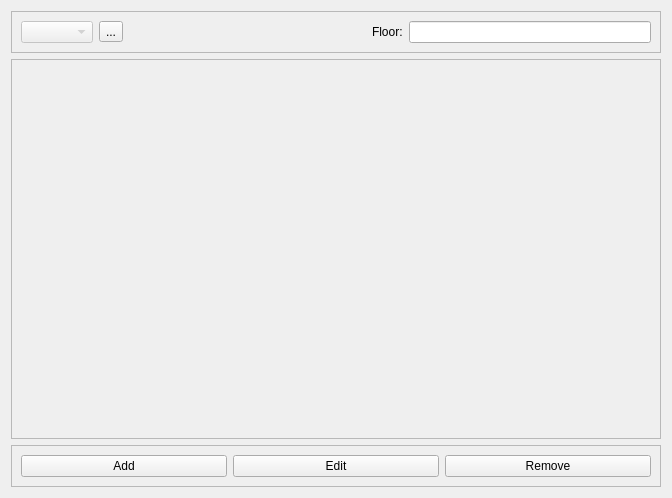
moralismercatus/ERG-ScenarioBuilder2, file floorwidget.ui: the form before one commit.
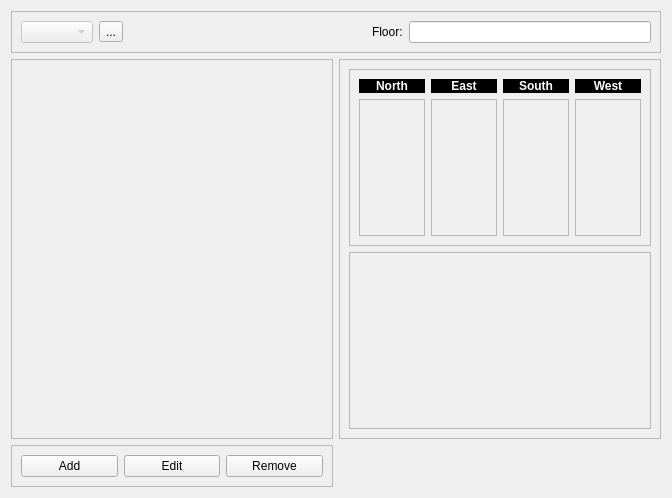
The form after the commit.

```diff
--- a/floorwidget.ui
+++ b/floorwidget.ui
@@ -13,8 +13,270 @@
   <property name="windowTitle">
    <string>Form</string>
   </property>
-  <layout class="QVBoxLayout" name="verticalLayout">
-   <item>
+  <layout class="QGridLayout" name="gridLayout">
+   <item row="2" column="0">
+    <widget class="QFrame" name="frame_2">
+     <property name="frameShape">
+      <enum>QFrame::StyledPanel</enum>
+     </property>
+     <property name="frameShadow">
+      <enum>QFrame::Raised</enum>
+     </property>
+     <layout class="QHBoxLayout" name="horizontalLayout">
+      <item>
+       <widget class="QPushButton" name="pushButton">
+        <property name="text">
+         <string>Add</string>
+        </property>
+       </widget>
+      </item>
+      <item>
+       <widget class="QPushButton" name="pushButton_2">
+        <property name="text">
+         <string>Edit</string>
+        </property>
+       </widget>
+      </item>
+      <item>
+       <widget class="QPushButton" name="pushButton_3">
+        <property name="text">
+         <string>Remove</string>
+        </property>
+       </widget>
+      </item>
+     </layout>
+    </widget>
+   </item>
+   <item row="1" column="0">
+    <widget class="QScrollArea" name="scrollArea">
+     <property name="sizePolicy">
+      <sizepolicy hsizetype="Expanding" vsizetype="Expanding">
+       <horstretch>0</horstretch>
+       <verstretch>0</verstretch>
+      </sizepolicy>
+     </property>
+     <property name="widgetResizable">
+      <bool>true</bool>
+     </property>
+     <widget class="QWidget" name="scrollAreaWidgetContents">
+      <property name="enabled">
+       <bool>true</bool>
+      </property>
+      <property name="geometry">
+       <rect>
+        <x>0</x>
+        <y>0</y>
+        <width>320</width>
+        <height>362</height>
+       </rect>
+      </property>
+      <layout class="QGridLayout" name="grid">
+       <property name="leftMargin">
+        <number>0</number>
+       </property>
+       <property name="topMargin">
+        <number>0</number>
+       </property>
+       <property name="rightMargin">
+        <number>0</number>
+       </property>
+       <property name="bottomMargin">
+        <number>0</number>
+       </property>
+       <property name="spacing">
+        <number>1</number>
+       </property>
+      </layout>
+     </widget>
+    </widget>
+   </item>
+   <item row="1" column="1">
+    <widget class="QFrame" name="frame_3">
+     <property name="sizePolicy">
+      <sizepolicy hsizetype="Expanding" vsizetype="Expanding">
+       <horstretch>0</horstretch>
+       <verstretch>0</verstretch>
+      </sizepolicy>
+     </property>
+     <property name="frameShape">
+      <enum>QFrame::StyledPanel</enum>
+     </property>
+     <property name="frameShadow">
+      <enum>QFrame::Plain</enum>
+     </property>
+     <layout class="QVBoxLayout" name="verticalLayout">
+      <item>
+       <widget class="QFrame" name="frame_4">
+        <property name="sizePolicy">
+         <sizepolicy hsizetype="Expanding" vsizetype="Expanding">
+          <horstretch>0</horstretch>
+          <verstretch>0</verstretch>
+         </sizepolicy>
+        </property>
+        <property name="frameShape">
+         <enum>QFrame::StyledPanel</enum>
+        </property>
+        <property name="frameShadow">
+         <enum>QFrame::Plain</enum>
+        </property>
+        <layout class="QGridLayout" name="gridLayout_2">
+         <item row="2" column="0">
+          <widget class="QLabel" name="labelNorthPix">
+           <property name="sizePolicy">
+            <sizepolicy hsizetype="Expanding" vsizetype="Expanding">
+             <horstretch>0</horstretch>
+             <verstretch>0</verstretch>
+            </sizepolicy>
+           </property>
+           <property name="frameShape">
+            <enum>QFrame::StyledPanel</enum>
+           </property>
+           <property name="frameShadow">
+            <enum>QFrame::Plain</enum>
+           </property>
+           <property name="text">
+            <string/>
+           </property>
+          </widget>
+         </item>
+         <item row="1" column="0">
+          <widget class="QLabel" name="label_6">
+           <property name="font">
+            <font>
+             <weight>75</weight>
+             <bold>true</bold>
+            </font>
+           </property>
+           <property name="styleSheet">
+            <string notr="true">QLabel { color: white; background-color: black; font-weight: bold; }</string>
+           </property>
+           <property name="frameShape">
+            <enum>QFrame::NoFrame</enum>
+           </property>
+           <property name="frameShadow">
+            <enum>QFrame::Plain</enum>
+           </property>
+           <property name="text">
+            <string>North</string>
+           </property>
+           <property name="textFormat">
+            <enum>Qt::RichText</enum>
+           </property>
+           <property name="alignment">
+            <set>Qt::AlignCenter</set>
+           </property>
+          </widget>
+         </item>
+         <item row="1" column="1">
+          <widget class="QLabel" name="label_7">
+           <property name="styleSheet">
+            <string notr="true">QLabel { color: white; background-color: black; font-weight: bold; }</string>
+           </property>
+           <property name="text">
+            <string>East</string>
+           </property>
+           <property name="alignment">
+            <set>Qt::AlignCenter</set>
+           </property>
+          </widget>
+         </item>
+         <item row="1" column="3">
+          <widget class="QLabel" name="label_8">
+           <property name="styleSheet">
+            <string notr="true">QLabel { color: white; background-color: black; font-weight: bold; }</string>
+           </property>
+           <property name="text">
+            <string>South</string>
+           </property>
+           <property name="alignment">
+            <set>Qt::AlignCenter</set>
+           </property>
+          </widget>
+         </item>
+         <item row="1" column="4">
+          <widget class="QLabel" name="label_9">
+           <property name="styleSheet">
+            <string notr="true">QLabel { color: white; background-color: black; font-weight: bold; }</string>
+           </property>
+           <property name="text">
+            <string>West</string>
+           </property>
+           <property name="alignment">
+            <set>Qt::AlignCenter</set>
+           </property>
+          </widget>
+         </item>
+         <item row="2" column="1">
+          <widget class="QLabel" name="labelEastPix">
+           <property name="sizePolicy">
+            <sizepolicy hsizetype="Expanding" vsizetype="Expanding">
+             <horstretch>0</horstretch>
+             <verstretch>0</verstretch>
+            </sizepolicy>
+           </property>
+           <property name="frameShape">
+            <enum>QFrame::StyledPanel</enum>
+           </property>
+           <property name="text">
+            <string/>
+           </property>
+          </widget>
+         </item>
+         <item row="2" column="3">
+          <widget class="QLabel" name="labelSouthPix">
+           <property name="sizePolicy">
+            <sizepolicy hsizetype="Expanding" vsizetype="Expanding">
+             <horstretch>0</horstretch>
+             <verstretch>0</verstretch>
+            </sizepolicy>
+           </property>
+           <property name="frameShape">
+            <enum>QFrame::StyledPanel</enum>
+           </property>
+           <property name="text">
+            <string/>
+           </property>
+          </widget>
+         </item>
+         <item row="2" column="4">
+          <widget class="QLabel" name="labelWestPix">
+           <property name="sizePolicy">
+            <sizepolicy hsizetype="Expanding" vsizetype="Expanding">
+             <horstretch>0</horstretch>
+             <verstretch>0</verstretch>
+            </sizepolicy>
+           </property>
+           <property name="frameShape">
+            <enum>QFrame::StyledPanel</enum>
+           </property>
+           <property name="text">
+            <string/>
+           </property>
+          </widget>
+         </item>
+        </layout>
+       </widget>
+      </item>
+      <item>
+       <widget class="QFrame" name="frame_5">
+        <property name="sizePolicy">
+         <sizepolicy hsizetype="Expanding" vsizetype="Expanding">
+          <horstretch>0</horstretch>
+          <verstretch>0</verstretch>
+         </sizepolicy>
+        </property>
+        <property name="frameShape">
+         <enum>QFrame::StyledPanel</enum>
+        </property>
+        <property name="frameShadow">
+         <enum>QFrame::Sunken</enum>
+        </property>
+       </widget>
+      </item>
+     </layout>
+    </widget>
+   </item>
+   <item row="0" column="0" colspan="2">
     <widget class="QFrame" name="frame">
      <property name="frameShape">
       <enum>QFrame::StyledPanel</enum>
@@ -85,76 +347,6 @@
      </layout>
     </widget>
    </item>
-   <item>
-    <widget class="QScrollArea" name="scrollArea">
-     <property name="widgetResizable">
-      <bool>true</bool>
-     </property>
-     <widget class="QWidget" name="scrollAreaWidgetContents">
-      <property name="enabled">
-       <bool>true</bool>
-      </property>
-      <property name="geometry">
-       <rect>
-        <x>0</x>
-        <y>0</y>
-        <width>648</width>
-        <height>362</height>
-       </rect>
-      </property>
-      <layout class="QGridLayout" name="grid">
-       <property name="leftMargin">
-        <number>0</number>
-       </property>
-       <property name="topMargin">
-        <number>0</number>
-       </property>
-       <property name="rightMargin">
-        <number>0</number>
-       </property>
-       <property name="bottomMargin">
-        <number>0</number>
-       </property>
-       <property name="spacing">
-        <number>1</number>
-       </property>
-      </layout>
-     </widget>
-    </widget>
-   </item>
-   <item>
-    <widget class="QFrame" name="frame_2">
-     <property name="frameShape">
-      <enum>QFrame::StyledPanel</enum>
-     </property>
-     <property name="frameShadow">
-      <enum>QFrame::Raised</enum>
-     </property>
-     <layout class="QHBoxLayout" name="horizontalLayout">
-      <item>
-       <widget class="QPushButton" name="pushButton">
-        <property name="text">
-         <string>Add</string>
-        </property>
-       </widget>
-      </item>
-      <item>
-       <widget class="QPushButton" name="pushButton_2">
-        <property name="text">
-         <string>Edit</string>
-        </property>
-       </widget>
-      </item>
-      <item>
-       <widget class="QPushButton" name="pushButton_3">
-        <property name="text">
-         <string>Remove</string>
-        </property>
-       </widget>
-      </item>
-     </layout>
-    </widget>
-   </item>
   </layout>
  </widget>
  <resources/>
```
